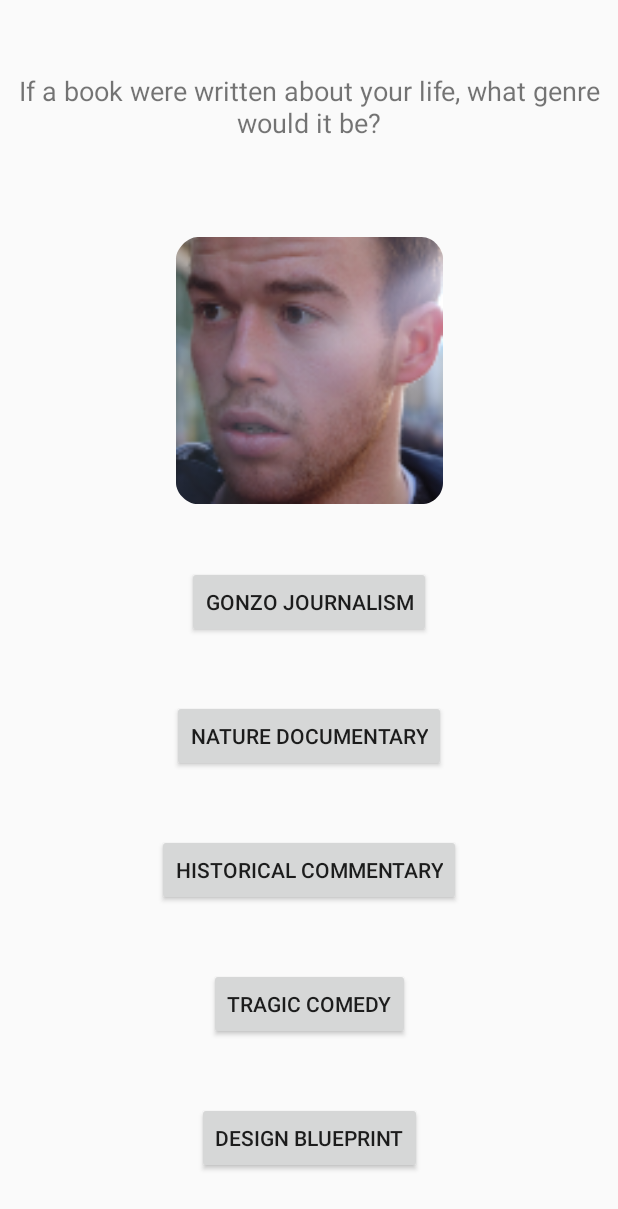
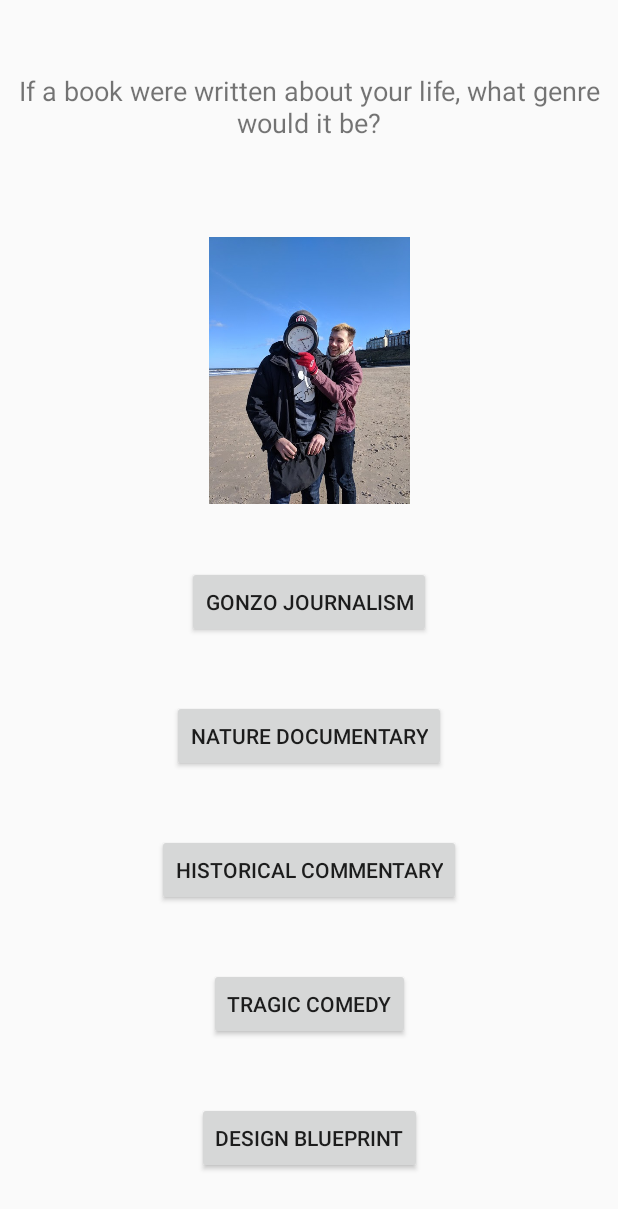
Before and after one commit to LexuLexu/Fab_Fal_Quiz, an Android app: the QuizActivity screen opened directly, with no data from a screen before it, on a phone screen of 412 x 824 dp. Shown: the top 1209 px of the screen. Run offline under Robolectric (Android 15) with nearby library versions, the phone set to English and light mode, and no system bars.

Commit message:
pictures for questions

```diff
--- a/app/src/main/java/com/example/whichfalmouthmemberareyou/QuizActivity.kt
+++ b/app/src/main/java/com/example/whichfalmouthmemberareyou/QuizActivity.kt
@@ -1,9 +1,11 @@
 package com.example.whichfalmouthmemberareyou
 
 import android.content.Intent
+import android.graphics.drawable.Drawable
 import androidx.appcompat.app.AppCompatActivity
 import android.os.Bundle
 import android.widget.Button
+import android.widget.ImageView
 import android.widget.TextView
 import java.util.*
 import kotlin.collections.ArrayList
@@ -14,6 +16,7 @@ class QuizActivity : AppCompatActivity() {
     private val answerList = ArrayList<String>()
 
     private lateinit var questionList: Array<String>
+    private lateinit var pictureList: Array<Int>
 
     lateinit var alexList: Array<String>
     lateinit var amyList: Array<String>
@@ -118,18 +121,16 @@ class QuizActivity : AppCompatActivity() {
 
         else {
 
-            (applicationContext as Global).printScore("alex")
-            (applicationContext as Global).printScore("amy")
-            (applicationContext as Global).printScore("jack")
-            (applicationContext as Global).printScore("sam")
-            (applicationContext as Global).printScore("tom")
-
             val questionTextView = findViewById<TextView>(R.id.questionText)
+            val pictureView = findViewById<ImageView>(R.id.pictureView)
 
             val rnd = Random()
 
             questionNum = rnd.nextInt(questionList.size)
             questionTextView.setText(questionList[questionNum])
+
+            var pic: Drawable = getDrawable(pictureList[questionNum])
+            pictureView.setImageDrawable(pic)
 
             answerList.clear()
             answerList.add(alexList[questionNum])
@@ -146,6 +147,7 @@ class QuizActivity : AppCompatActivity() {
             }
 
             questionList = removeQ(questionList, questionNum)
+            pictureList = removeP(pictureList, questionNum)
 
             for (string in questionList) {
                 println(string)
@@ -173,9 +175,36 @@ class QuizActivity : AppCompatActivity() {
         return result.toTypedArray()
     }
 
+    fun removeP(arr: Array<Int>, index: Int): Array<Int> {
+        if (index < 0 || index >= arr.size) {
+            return arr
+        }
+
+        val result = arr.toMutableList()
+        result.removeAt(index)
+        return result.toTypedArray()
+    }
+
     fun initializeLists () {
 
         questionList = resources.getStringArray(R.array.questions)
+        pictureList = arrayOf(
+            R.drawable.cameo,
+            R.drawable.exam,
+            R.drawable.no_frisbee,
+            R.drawable.seven_pm,
+            R.drawable.breakfast,
+            R.drawable.holiday,
+            R.drawable.injury,
+            R.drawable.spirit_animal,
+            R.drawable.universe_point,
+            R.drawable.beverage,
+            R.drawable.outfit,
+            R.drawable.book_genre,
+            R.drawable.dream,
+            R.drawable.song,
+            R.drawable.greatest_achievement,
+            R.drawable.role_model)
 
         alexList = resources.getStringArray(R.array.alex_answers)
         amyList = resources.getStringArray(R.array.amy_answers)
@@ -183,12 +212,7 @@ class QuizActivity : AppCompatActivity() {
         samList = resources.getStringArray(R.array.sam_answers)
         tomList = resources.getStringArray(R.array.tom_answers)
 
-        for (string in alexList) {
-            println(string)
-        }
-        for (string in questionList) {
-            println(string)
-        }
+
 
     }
 
--- a/app/src/main/res/layout/activity_quiz.xml
+++ b/app/src/main/res/layout/activity_quiz.xml
@@ -7,7 +7,7 @@
     tools:context=".QuizActivity">
 
     <ImageView
-        android:id="@+id/imageView2"
+        android:id="@+id/pictureView"
         android:layout_width="258dp"
         android:layout_height="178dp"
         android:layout_marginTop="64dp"
@@ -72,7 +72,7 @@
         app:layout_constraintEnd_toEndOf="parent"
         app:layout_constraintHorizontal_bias="0.5"
         app:layout_constraintStart_toStartOf="parent"
-        app:layout_constraintTop_toBottomOf="@+id/imageView2" />
+        app:layout_constraintTop_toBottomOf="@+id/pictureView" />
 
     <Button
         android:id="@+id/button5"
@@ -84,4 +84,5 @@
         app:layout_constraintHorizontal_bias="0.5"
         app:layout_constraintStart_toStartOf="parent"
         app:layout_constraintTop_toBottomOf="@+id/button3" />
+
 </androidx.constraintlayout.widget.ConstraintLayout>
--- a/app/src/main/res/values/strings.xml
+++ b/app/src/main/res/values/strings.xml
@@ -18,7 +18,6 @@
         <item>Favourite song?</item>
         <item>What is your greatest achievement?</item>
         <item>Who is your role model?</item>
-
     </string-array>
 
     <string-array name="alex_answers">
```
Also changed, not shown: app/src/main/res/drawable/beverage.jpg (added), app/src/main/res/drawable/book_genre.jpg (added), app/src/main/res/drawable/breakfast.jpg (added), app/src/main/res/drawable/cameo.jpg (added), app/src/main/res/drawable/dream.jpg (added), app/src/main/res/drawable/exam.jpg (added), app/src/main/res/drawable/greatest_achievement.jpg (added), app/src/main/res/drawable/holiday.jpg (added), app/src/main/res/drawable/injury.jpg (added), app/src/main/res/drawable/no_frisbee.png (added), app/src/main/res/drawable/outfit.jpg (added), app/src/main/res/drawable/role_model.jpg (added), app/src/main/res/drawable/seven_pm.jpg (added), app/src/main/res/drawable/song.jpg (added), 2 more files.
